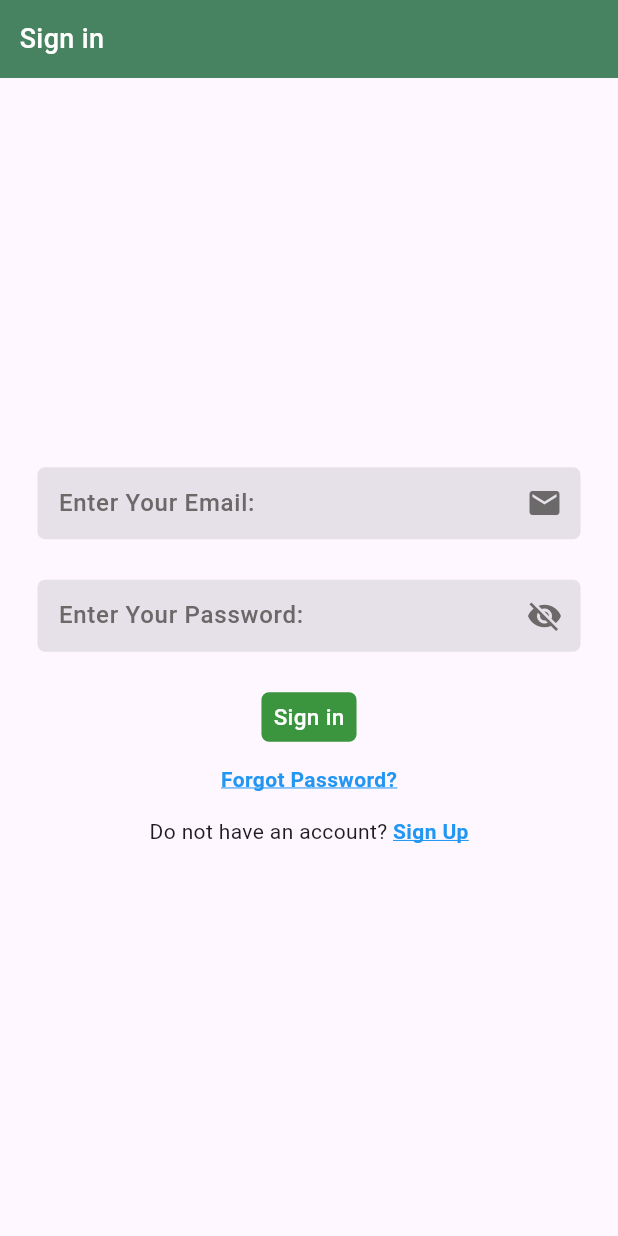
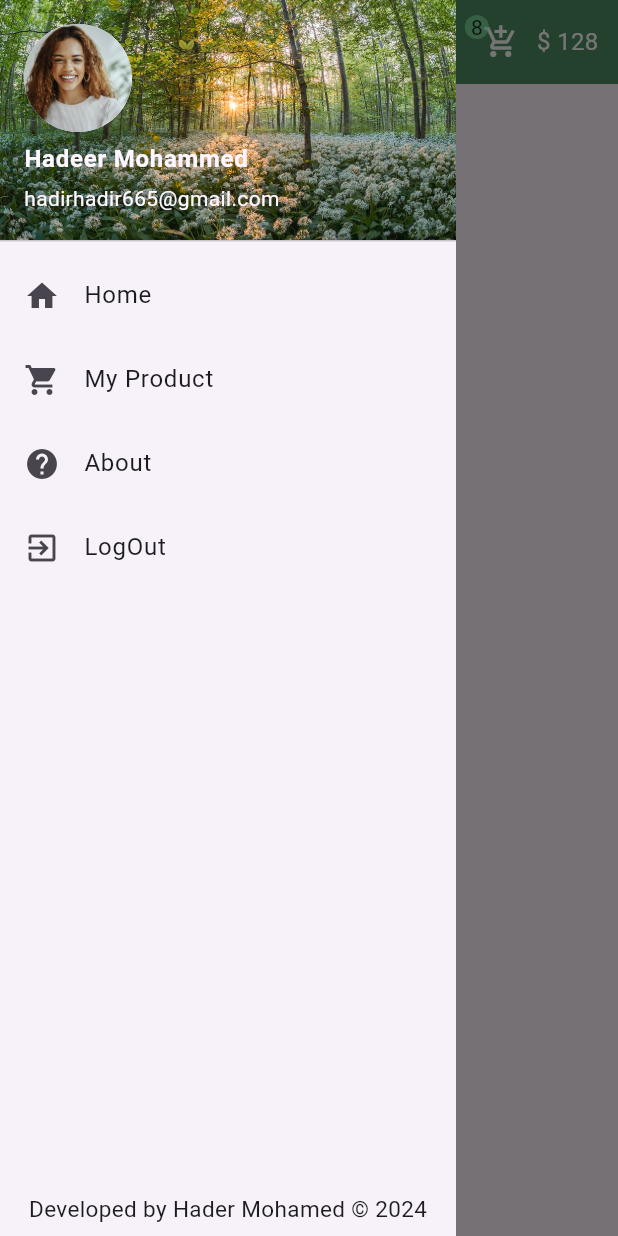
Before and after one commit to HadeerMo/Flower-Shop, a Flutter app: the screen it shows after launch, with the side drawer open (before the commit the screen has no drawer), on a phone screen of 412 x 824 dp. Run offline on Flutter 3.47's test engine with Material 3 defaults, Android fonts, the phone set to English and light mode, and no system bars.

Commit message:
add appbar and Drawer to my app

```diff
--- /dev/null
+++ b/lib/constant.dart
@@ -0,0 +1,5 @@
+import 'package:flutter/material.dart';
+
+const appbarColor = Color.fromARGB(255, 76, 141, 95);
+const btnGreenColor = Color.fromARGB(255, 73, 179, 105);
+const btnPinkColor = Color.fromARGB(255, 241, 39, 100);
--- a/lib/main.dart
+++ b/lib/main.dart
@@ -1,4 +1,4 @@
-import 'package:flower_shop/pages/login_page.dart';
+import 'package:flower_shop/pages/home_page.dart';
 import 'package:flower_shop/pages/register_page.dart';
 import 'package:flutter/material.dart';
 
@@ -15,8 +15,9 @@ class FlowerShop extends StatelessWidget {
     return  MaterialApp(
       debugShowCheckedModeBanner: false,
       routes: {
-        '/' : (context) => const LoginPage(),
+        '/' : (context) => const HomePage(),
         RegisterPage.id : (context) => const RegisterPage(),
+        HomePage.id : (context) => const HomePage(),
       },
     );
   }
--- a/lib/pages/home_page.dart
+++ b/lib/pages/home_page.dart
@@ -0,0 +1,50 @@
+import 'package:flower_shop/constant.dart';
+import 'package:flower_shop/widgets/drawer_profile_footer.dart';
+import 'package:flower_shop/widgets/home_page_body.dart';
+import 'package:flower_shop/widgets/profile_info.dart';
+import 'package:flower_shop/widgets/shopping_cart_icon.dart';
+import 'package:flutter/material.dart';
+
+class HomePage extends StatelessWidget {
+  const HomePage({super.key});
+  static String id = 'HomePage';
+
+  @override
+  Widget build(BuildContext context) {
+    return SafeArea(
+        child: Scaffold(
+      drawer: const Drawer(
+        shape: LinearBorder(),
+        child: Column(
+          mainAxisAlignment: MainAxisAlignment.spaceBetween,
+          children: [
+            ProfileInfo(),
+            DrawerProfileFooter(),
+          ],
+        ),
+      ),
+      appBar: AppBar(
+        backgroundColor: appbarColor,
+        foregroundColor: Colors.white,
+        title: const Text(
+          'Home',
+          style: TextStyle(
+            fontSize: 17,
+            fontWeight: FontWeight.w600,
+          ),
+        ),
+        actions: const [
+          ShoppingCartIcon(),
+          Text(
+            '\$ 128',
+            style: TextStyle(fontSize: 16),
+          ),
+          SizedBox(
+            width: 13,
+          ),
+        ],
+      ),
+      body: const HomePageBody(),
+    ));
+  }
+}
--- a/lib/widgets/customAppbar.dart
+++ b/lib/widgets/customAppbar.dart
@@ -1,3 +1,4 @@
+import 'package:flower_shop/constant.dart';
 import 'package:flutter/material.dart';
 
 class CustomAppbar extends StatelessWidget {
@@ -10,7 +11,7 @@ class CustomAppbar extends StatelessWidget {
     return Container(
       padding: const EdgeInsets.symmetric(vertical: 13),
       width: double.infinity,
-      color: const Color(0xff478360),
+      color: appbarColor,
       child: Padding(
         padding: const EdgeInsets.only(left: 13),
         child: Text(
--- a/lib/widgets/custom_button.dart
+++ b/lib/widgets/custom_button.dart
@@ -1,3 +1,4 @@
+import 'package:flower_shop/constant.dart';
 import 'package:flutter/material.dart';
 
 class CustomButton extends StatelessWidget {
@@ -13,7 +14,7 @@ class CustomButton extends StatelessWidget {
       child: Container(
         decoration: BoxDecoration(
           borderRadius: BorderRadius.circular(5),
-          color: const Color.fromARGB(255, 59, 148, 62),
+          color: btnGreenColor,
         ),
         padding: const EdgeInsets.symmetric(vertical: 6, horizontal: 8),
         child: Text(
--- /dev/null
+++ b/lib/widgets/drawer_header.dart
@@ -0,0 +1,29 @@
+import 'package:flutter/material.dart';
+
+class DrawerProfileHeader extends StatelessWidget {
+  const DrawerProfileHeader({
+    super.key,
+  });
+
+  @override
+  Widget build(BuildContext context) {
+    return const UserAccountsDrawerHeader(
+      decoration: BoxDecoration(
+          image: DecorationImage(
+        image: AssetImage('assets/images/flowersBgDrawer.jpg'),
+        fit: BoxFit.cover,
+      )),
+      accountName: Text(
+        'Hadeer Mohammed',
+        style: TextStyle(
+          fontWeight: FontWeight.bold,
+        ),
+      ),
+      accountEmail: Text('hadirhadir665@gmail.com'),
+      currentAccountPicture: CircleAvatar(
+        radius: 55,
+        backgroundImage: AssetImage('assets/images/profilePic.jpg'),
+      ),
+    );
+  }
+}
--- /dev/null
+++ b/lib/widgets/drawer_profile_footer.dart
@@ -0,0 +1,19 @@
+import 'package:flutter/material.dart';
+
+class DrawerProfileFooter extends StatelessWidget {
+  const DrawerProfileFooter({
+    super.key,
+  });
+
+  @override
+  Widget build(BuildContext context) {
+    return const Column(
+      children: [
+        Padding(
+          padding: EdgeInsets.all(8.0),
+          child: Text('Developed by Hader Mohamed © 2024',style: TextStyle(fontSize: 15),),
+        )
+      ],
+    );
+  }
+}
--- a/lib/widgets/login_body.dart
+++ b/lib/widgets/login_body.dart
@@ -1,3 +1,4 @@
+import 'package:flower_shop/pages/home_page.dart';
 import 'package:flower_shop/pages/register_page.dart';
 import 'package:flower_shop/widgets/customAppbar.dart';
 import 'package:flower_shop/widgets/custom_button.dart';
@@ -42,7 +43,9 @@ class LoginBody extends StatelessWidget {
                     ),
                     CustomButton(
                       text: 'Sign in',
-                      onTap: () {},
+                      onTap: () {
+                        Navigator.pushNamed(context, HomePage.id);
+                      },
                     ),
                     const SizedBox(
                       height: 15,
--- /dev/null
+++ b/lib/widgets/profile_info.dart
@@ -0,0 +1,37 @@
+import 'package:flower_shop/widgets/drawer_header.dart';
+import 'package:flutter/material.dart';
+
+class ProfileInfo extends StatelessWidget {
+  const ProfileInfo({
+    super.key,
+  });
+
+  @override
+  Widget build(BuildContext context) {
+    return Column(
+      children: [
+        const DrawerProfileHeader(),
+        ListTile(
+          title: const Text('Home'),
+          leading: const Icon(Icons.home),
+          onTap: () {},
+        ),
+        ListTile(
+          title: const Text('My Product'),
+          leading: const Icon(Icons.shopping_cart),
+          onTap: () {},
+        ),
+        ListTile(
+          title: const Text('About'),
+          leading: const Icon(Icons.help),
+          onTap: () {},
+        ),
+        ListTile(
+          title: const Text('LogOut'),
+          leading: const Icon(Icons.exit_to_app),
+          onTap: () {},
+        ),
+      ],
+    );
+  }
+}
--- /dev/null
+++ b/lib/widgets/shopping_cart_icon.dart
@@ -0,0 +1,35 @@
+import 'package:flutter/material.dart';
+
+class ShoppingCartIcon extends StatelessWidget {
+  const ShoppingCartIcon({
+    super.key,
+  });
+
+  @override
+  Widget build(BuildContext context) {
+    return Stack(
+      children: [
+        IconButton(
+          onPressed: () {},
+          icon: const Icon(
+            Icons.add_shopping_cart,
+          ),
+        ),
+        Opacity(
+          opacity: .7,
+          child: Container(
+            padding: const EdgeInsets.all(4),
+            decoration: const BoxDecoration(
+              shape: BoxShape.circle,
+              color: Color.fromARGB(211, 146, 255, 193),
+            ),
+            child: const Text(
+              '8',
+              style: TextStyle(color: Colors.black),
+            ),
+          ),
+        ),
+      ],
+    );
+  }
+}
--- a/pubspec.yaml
+++ b/pubspec.yaml
@@ -59,9 +59,8 @@ flutter:
   uses-material-design: true
 
   # To add assets to your application, add an assets section, like this:
-  # assets:
-  #   - images/a_dot_burr.jpeg
-  #   - images/a_dot_ham.jpeg
+  assets:
+    - assets/images/
 
   # An image asset can refer to one or more resolution-specific "variants", see
   # https://flutter.dev/assets-and-images/#resolution-aware
```
Also changed, not shown: lib/widgets/custom_Appbar_home.dart (added, +67 -0 lines), lib/widgets/home_page_body.dart (added, +15 -0 lines), assets/images/flowersBgDrawer.jpg (added), assets/images/profilePic.jpg (added).
